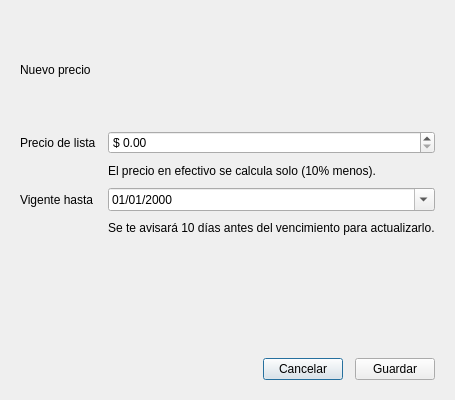
Before: the Qt Designer form vista/menu/precio_form.ui in segovia-gabriel/ProyectoFinal-PracticasII, drawn with Qt 5.
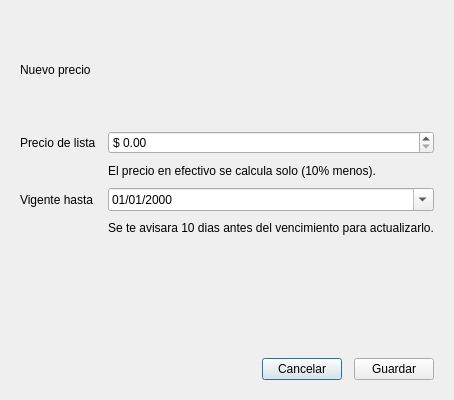
After: the same form once the commit is applied.

What changed in the file:
```diff
--- a/vista/menu/precio_form.ui
+++ b/vista/menu/precio_form.ui
@@ -94,7 +94,7 @@
      <item row="3" column="1">
       <widget class="QLabel" name="label_avisoVencimiento">
        <property name="text">
-        <string>Se te avisará 10 días antes del vencimiento para actualizarlo.</string>
+        <string>Se te avisara 10 dias antes del vencimiento para actualizarlo.</string>
        </property>
       </widget>
      </item>
```
